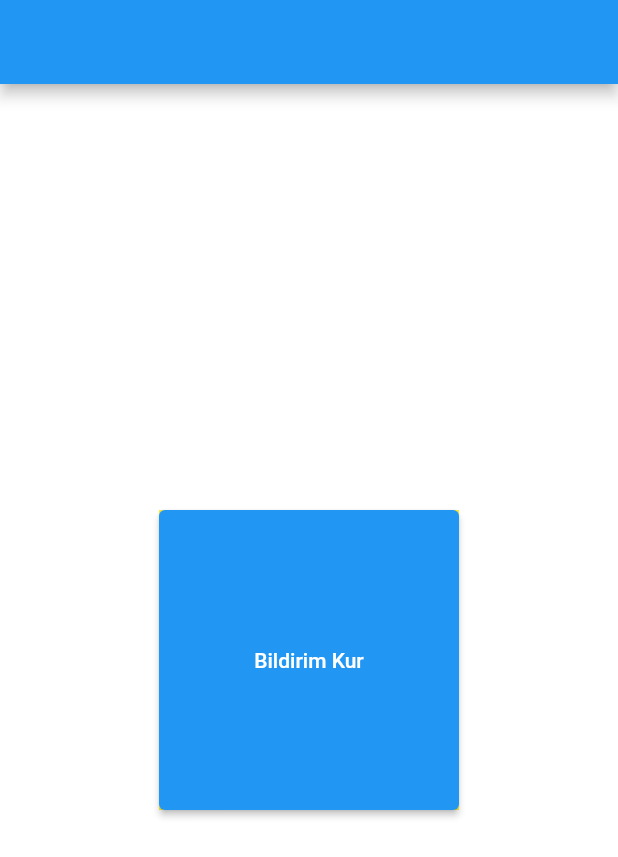
After one commit to huseyinasan/AkademiTakip-AppJam, a Flutter app: the bildirimAyarlama screen opened directly, after a tap on "Bildirim Kur", on a phone screen of 412 x 824 dp. The commit adds this screen. Shown: the top 857 px of the screen. Run offline on Flutter 3.47's test engine with Material 2 defaults, Android fonts, the phone set to English and light mode, and no system bars; our stand-ins replace flutter_local_notifications, percent_indicator.

Commit message:
icons_plus deleted and notification added

```diff
--- /dev/null
+++ b/lib/notification/notification.dart
@@ -0,0 +1,36 @@
+import 'package:flutter_local_notifications/flutter_local_notifications.dart';
+
+class Bildirim {
+  static Future initialize(
+      FlutterLocalNotificationsPlugin flutterLocalNotificationsPlugin) async {
+    var androidInitialize =
+        new AndroidInitializationSettings("mipmap/akademi_logo");
+    var iOSInitialize = new DarwinInitializationSettings();
+    var initializationsSettings = new InitializationSettings(
+        android: androidInitialize, iOS: iOSInitialize);
+    await flutterLocalNotificationsPlugin.initialize(initializationsSettings);
+  }
+
+  static Future showBigTextNotification(
+      {var id = 0,
+      required String title,
+      required String body,
+      var payload,
+      required FlutterLocalNotificationsPlugin fln}) async {
+    AndroidNotificationDetails androidPlatformChannelsSpecifics =
+        new AndroidNotificationDetails(
+      "isim_ver",
+      "kanal_ismi",
+      playSound: true,
+      //sound: RawResourceAndroidNotificationSound("notification"),
+      importance: Importance.max,
+      priority: Priority.high,
+    );
+
+    var not = NotificationDetails(
+      android: androidPlatformChannelsSpecifics,
+      iOS: DarwinNotificationDetails(),
+    );
+    await fln.show(0, title, body, not);
+  }
+}
--- a/lib/screens/ana_panel.dart
+++ b/lib/screens/ana_panel.dart
@@ -1,7 +1,6 @@
 import 'package:appjam/screens/leaderbord.dart';
 import 'package:appjam/screens/profil.dart';
 import 'package:flutter/material.dart';
-import 'package:icons_plus/icons_plus.dart';
 
 class AnaPanel extends StatefulWidget {
   const AnaPanel({super.key});
@@ -14,9 +13,7 @@ class AnaPanel extends StatefulWidget {
 //
 class _AnaPanelState extends State<AnaPanel> {
   bool showMonthlyProgress = true;
-  void onProgressBarPressed(String label) {
-    print('$label progress bar pressed');
-  }
+  void onProgressBarPressed(String label) {}
 
   final List<Map<String, dynamic>> totalProgressData = [
     {
@@ -101,11 +98,7 @@ class _AnaPanelState extends State<AnaPanel> {
             children: const [
               Padding(
                 padding: EdgeInsets.only(left: 12),
-                child: Icon(
-                  HeroIcons.fire,
-                  size: 30,
-                  color: Colors.orange,
-                ),
+                child: Text("🔥"),
               ),
               Text(
                 'x5',
--- /dev/null
+++ b/lib/screens/bildirimayarlama.dart
@@ -0,0 +1,68 @@
+import 'package:appjam/notification/notification.dart';
+import 'package:flutter/material.dart';
+import 'package:flutter_local_notifications/flutter_local_notifications.dart';
+
+final FlutterLocalNotificationsPlugin flutterLocalNotificationsPlugin =
+    FlutterLocalNotificationsPlugin();
+
+void main() {
+  runApp(MyApp());
+}
+
+class MyApp extends StatelessWidget {
+  @override
+  Widget build(BuildContext context) {
+    return MaterialApp(
+      home: bildirimAyarlama(),
+    );
+  }
+}
+
+class bildirimAyarlama extends StatefulWidget {
+  const bildirimAyarlama({Key? key}) : super(key: key);
+
+  @override
+  State<bildirimAyarlama> createState() => _bildirimAyarlamaState();
+}
+
+class _bildirimAyarlamaState extends State<bildirimAyarlama> {
+  @override
+  void initState() {
+    super.initState();
+    Bildirim.initialize(flutterLocalNotificationsPlugin);
+  }
+
+  @override
+  int kalanSure = 154;
+  Widget build(BuildContext context) {
+    return Container(
+      decoration: const BoxDecoration(color: Colors.amber),
+      child: Scaffold(
+        backgroundColor: Colors.white,
+        appBar: AppBar(
+          backgroundColor: Colors.blue,
+        ),
+        body: Center(
+          child: Container(
+            decoration: BoxDecoration(
+              color: Colors.yellow,
+            ),
+            width: 200,
+            height: 200,
+            child: ElevatedButton(
+              onPressed: () {
+                Bildirim.showBigTextNotification(
+                  title: "Ayın Bitmesine Az Kaldı!",
+                  body:
+                      "Hey acelet et! Geriye kalan $kalanSure dk. eğitimin var.",
+                  fln: flutterLocalNotificationsPlugin,
+                );
+              },
+              child: Text("Bildirim Kur"),
+            ),
+          ),
+        ),
+      ),
+    );
+  }
+}
--- a/lib/screens/leaderbord.dart
+++ b/lib/screens/leaderbord.dart
@@ -1,5 +1,4 @@
 import 'package:flutter/material.dart';
-import 'package:icons_plus/icons_plus.dart';
 
 class User {
   String _username;
@@ -253,7 +252,7 @@ class _LeaderboardPageState extends State<LeaderboardPage> {
                                     crossAxisAlignment:
                                         CrossAxisAlignment.center,
                                     children: [
-                                      const Icon(HeroIcons.play),
+                                      const Icon(Icons.play_circle),
                                       Text(
                                         isAllTimeSelected
                                             ? '${users[index].alltimeLectureCompletion}'
@@ -266,7 +265,7 @@ class _LeaderboardPageState extends State<LeaderboardPage> {
                                     crossAxisAlignment:
                                         CrossAxisAlignment.center,
                                     children: [
-                                      const Icon(HeroIcons.fire),
+                                      const Icon(Icons.local_fire_department),
                                       Text(
                                         isAllTimeSelected
                                             ? '${users[index].alltimeStreak}'
--- a/pubspec.yaml
+++ b/pubspec.yaml
@@ -36,8 +36,9 @@ dependencies:
   # The following adds the Cupertino Icons font to your application.
   # Use with the CupertinoIcons class for iOS style icons.
   cupertino_icons: ^1.0.2
-  icons_plus: ^4.0.0
   percent_indicator: ^4.2.3
+  flutter_local_notifications: ^13.0.0
+
 
 dev_dependencies:
   flutter_test:
```
Also changed, not shown: pubspec.lock, 2 other files.
